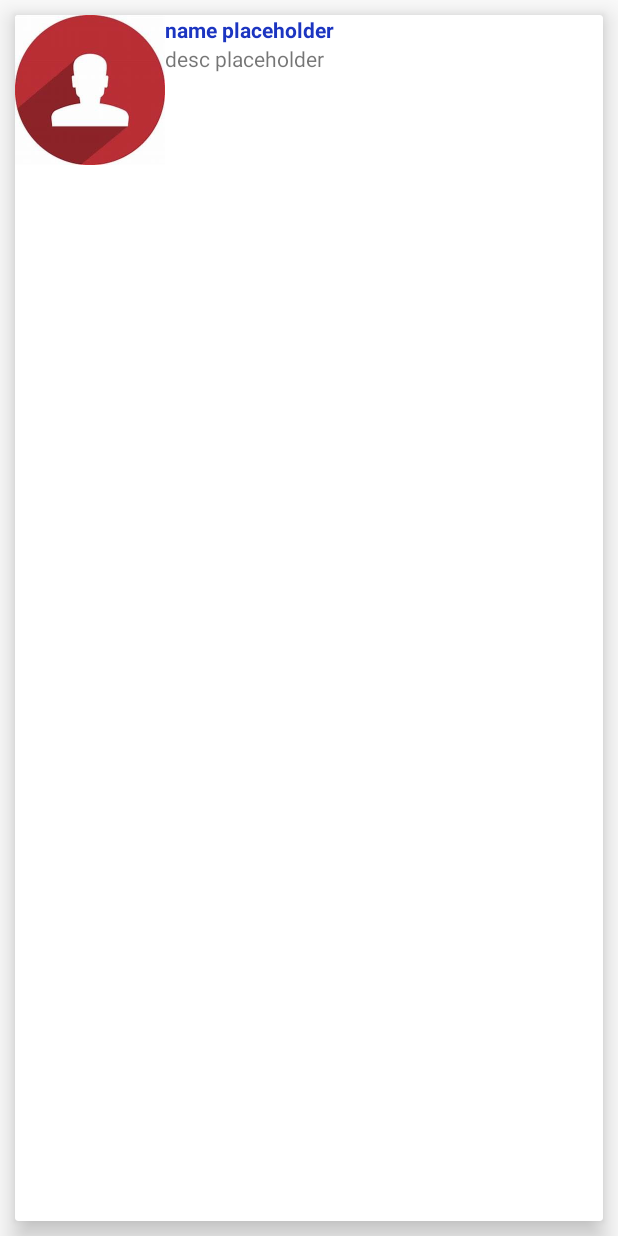
After one commit to SangganaPraba/Sanggana11RPL012019, an Android app: the layout adapterrv.xml on its own in the app's theme, with its tools: preview values and no code run, on a phone screen of 412 x 824 dp. The commit adds this screen. Run offline under Robolectric (Android 15) with nearby library versions, the phone set to English and light mode, and no system bars.

Commit message:
add adapter rv

```diff
--- a/app/build.gradle
+++ b/app/build.gradle
@@ -22,6 +22,7 @@ android {
 }
 
 dependencies {
+    implementation "androidx.cardview:cardview:1.0.0"
     implementation fileTree(dir: "libs", include: ["*.jar"])
     implementation 'androidx.appcompat:appcompat:1.1.0'
     implementation 'androidx.constraintlayout:constraintlayout:1.1.3'
--- /dev/null
+++ b/app/src/main/res/layout/adapterrv.xml
@@ -0,0 +1,44 @@
+<?xml version="1.0" encoding="utf-8"?>
+<androidx.cardview.widget.CardView
+    android:layout_margin="10dp"
+    android:elevation="10dp"
+    app:cardElevation="10dp"
+    xmlns:android="http://schemas.android.com/apk/res/android"
+    android:layout_width="match_parent"
+    android:layout_height="match_parent"
+    xmlns:app="http://schemas.android.com/apk/res-auto">
+
+    <LinearLayout
+        android:orientation="horizontal"
+        android:layout_width="match_parent"
+        android:layout_height="wrap_content">
+
+        <ImageView
+            android:id="@+id/ivprofile"
+            android:background="@drawable/login"
+            android:layout_width="100dp"
+            android:layout_height="100dp"/>
+
+        <LinearLayout
+            android:orientation="vertical"
+            android:layout_width="match_parent"
+            android:layout_height="wrap_content">
+
+            <TextView
+                android:textColor="#1C35C1"
+                android:textStyle="bold"
+                android:text="name placeholder"
+                android:id="@+id/tvname"
+                android:layout_width="wrap_content"
+                android:layout_height="wrap_content"/>
+
+            <TextView
+                android:text="desc placeholder"
+                android:id="@+id/tvdesc"
+                android:layout_width="wrap_content"
+                android:layout_height="wrap_content"/>
+
+        </LinearLayout>
+    </LinearLayout>
+
+</androidx.cardview.widget.CardView>
```
Also changed, not shown: app/src/main/java/com/example/sanggana11rpl012019/MainActivity.java (+37 -0 lines), app/src/main/res/layout/activity_main.xml (+35 -1 lines), app/src/main/res/drawable-v24/login.jpg (added).
